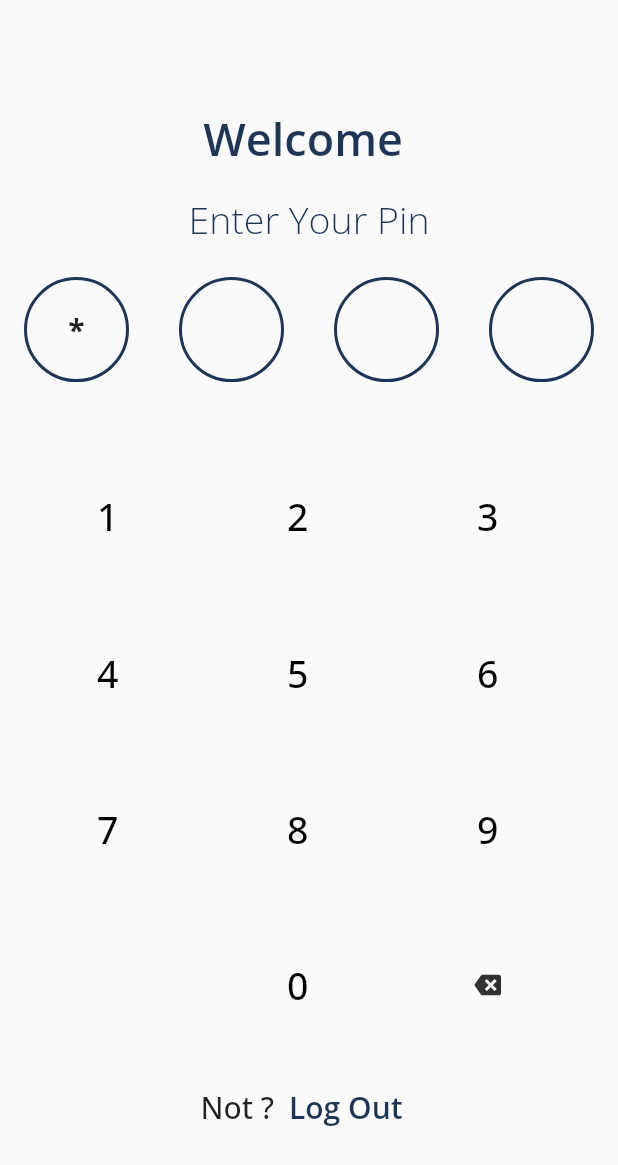
After one commit to israelglory/Simplifi, a Flutter app: the ReAuthView screen opened by its route, after a tap on an icon or button, on a phone screen of 412 x 824 dp. The commit adds this screen. Shown: the top 1165 px of the screen. Run offline on Flutter 3.47's test engine with Material 2 defaults, Android fonts, the phone set to English and light mode, and no system bars; drawn by our look-alikes of pin_code_fields; our stand-ins replace cached_network_image, cloud_firestore, device_preview, firebase_auth, firebase_core, flutter_svg and 3 more; missing offline and left inert: ezanimation; accounts and stored records are empty; statements that could not run were skipped.

Commit message:
reAuthenticating user

```diff
--- /dev/null
+++ b/lib/features/re_auth/re_auth_controller.dart
@@ -0,0 +1,70 @@
+import 'package:simplifi/models/user/user_model.dart';
+import 'package:simplifi/routes/exports.dart';
+import 'package:simplifi/services/user_service/user_auth.dart';
+
+class ReAuthController extends GetxController {
+  TextEditingController pinController = TextEditingController();
+  UserAuth userAuth = UserAuth();
+  UserModel userData = UserModel();
+
+  @override
+  void onInit() async {
+    await finalUserData();
+    update();
+    super.onInit();
+  }
+
+  Future<void> finalUserData() async {
+    final userinfo = await userAuth.getUserData();
+    print(userinfo);
+
+    userData = UserModel(
+      accountNumber: userinfo['accountNumber'],
+      avatar: userinfo['avatar'],
+      email: userinfo['email'],
+      firstName: userinfo['firstName'],
+      lastName: userinfo['lastName'],
+      passWord: userinfo['passWord'],
+      pin: userinfo['pin'],
+      userName: userinfo['userName'],
+    );
+    update();
+  }
+
+  void onCompleted(String pin) {
+    if (userData.pin != pin) {
+      Get.snackbar(
+        "Error",
+        'Incorrect Pin',
+        colorText: Colors.white,
+        dismissDirection: DismissDirection.horizontal,
+        backgroundColor: AppColors.appRed,
+        snackPosition: SnackPosition.TOP,
+      );
+      pinController.clear();
+      update();
+    } else {
+      Get.offAndToNamed(RoutesClass.getBottomNavHomeRoute());
+    }
+  }
+
+  void onButtonClick(String number) {
+    print('clicked');
+    pinController.text += number;
+    pinController.selection = TextSelection.fromPosition(
+        TextPosition(offset: pinController.text.length));
+    update();
+  }
+
+  void onBackspace() {
+    if (pinController.text.isNotEmpty) {
+      pinController.text =
+          pinController.text.substring(0, pinController.text.length - 1);
+    }
+  }
+
+  void logOut() async {
+    await userAuth.logOut();
+    Get.toNamed(RoutesClass.getLoginRoute());
+  }
+}
--- /dev/null
+++ b/lib/features/re_auth/re_auth_view.dart
@@ -0,0 +1,219 @@
+import 'package:pin_code_fields/pin_code_fields.dart';
+import 'package:simplifi/components/screen_button.dart';
+import 'package:simplifi/features/re_auth/re_auth_controller.dart';
+import 'package:simplifi/routes/exports.dart';
+
+class ReAuthView extends StatelessWidget {
+  const ReAuthView({Key? key}) : super(key: key);
+
+  @override
+  Widget build(BuildContext context) {
+    return GetBuilder<ReAuthController>(
+      init: ReAuthController(),
+      builder: (controller) {
+        return Scaffold(
+            body: SafeArea(
+          top: true,
+          child: Column(
+            crossAxisAlignment: CrossAxisAlignment.center,
+            mainAxisAlignment: MainAxisAlignment.center,
+            //mainAxisSize: MainAxisSize.min,
+            children: [
+              AppText(
+                'Welcome ${controller.userData.firstName}',
+                size: 30,
+                alignment: TextAlign.left,
+                maxLines: 2,
+                color: AppColors.primaryColor,
+                overflow: TextOverflow.ellipsis,
+                fontWeight: FontWeight.w600,
+              ),
+              SizedBox(
+                height: MediaQuery.of(context).size.height * 0.02,
+              ),
+              AppText(
+                'Enter Your Pin',
+                size: 25,
+                alignment: TextAlign.left,
+                maxLines: 2,
+                color: AppColors.primaryColor,
+                overflow: TextOverflow.ellipsis,
+                fontWeight: FontWeight.w300,
+              ),
+              SizedBox(
+                height: MediaQuery.of(context).size.height * 0.02,
+              ),
+              Padding(
+                padding: const EdgeInsets.only(left: 16.0, right: 16.0),
+                child: PinCodeTextField(
+                  appContext: context,
+                  length: 4,
+                  obscuringCharacter: '*',
+                  obscureText: true,
+                  keyboardType: TextInputType.none,
+                  cursorColor: AppColors.primaryColor,
+                  onChanged: (val) {
+                    if (val.length == 4) {
+                      print('Completed');
+                      print(val);
+                      print(controller.pinController.text);
+                      controller.onCompleted(val);
+                      controller.pinController.clear();
+                    }
+                  },
+                  enableActiveFill: false,
+                  controller: controller.pinController,
+                  pinTheme: PinTheme(
+                    shape: PinCodeFieldShape.circle,
+                    borderRadius: BorderRadius.circular(5),
+                    fieldHeight: 80,
+                    fieldWidth: 70,
+                    disabledColor: AppColors.primaryColor,
+                    //inactiveFillColor: AppColors.primaryColor,
+                    borderWidth: 2,
+                    inactiveColor: AppColors.primaryColor,
+                    activeColor: AppColors.primaryColor,
+                    //selectedFillColor: AppColors.primaryColor,
+                    //activeFillColor: AppColors.primaryColor,
+                    selectedColor: AppColors.primaryColor,
+                  ),
+                ),
+              ),
+              SizedBox(
+                height: MediaQuery.of(context).size.height * 0.02,
+              ),
+              Row(
+                crossAxisAlignment: CrossAxisAlignment.start,
+                mainAxisAlignment: MainAxisAlignment.spaceBetween,
+                mainAxisSize: MainAxisSize.max,
+                children: [
+                  Container(
+                    padding: const EdgeInsets.only(
+                      left: 16.0,
+                      right: 16.0,
+                    ),
+                    width: MediaQuery.of(context).size.width * 1,
+                    child: Table(
+                      children: [
+                        TableRow(
+                          children: [
+                            ScreenButton(
+                              onPressed: () {
+                                controller.onButtonClick('1');
+                              },
+                              digit: '1',
+                            ),
+                            ScreenButton(
+                              onPressed: () {
+                                controller.onButtonClick('2');
+                              },
+                              digit: '2',
+                            ),
+                            ScreenButton(
+                              onPressed: () {
+                                controller.onButtonClick('3');
+                              },
+                              digit: '3',
+                            ),
+                          ],
+                        ),
+                        TableRow(
+                          children: [
+                            ScreenButton(
+                              onPressed: () {
+                                controller.onButtonClick('4');
+                              },
+                              digit: '4',
+                            ),
+                            ScreenButton(
+                              onPressed: () {
+                                controller.onButtonClick('5');
+                              },
+                              digit: '5',
+                            ),
+                            ScreenButton(
+                              onPressed: () {
+                                controller.onButtonClick('6');
+                              },
+                              digit: '6',
+                            ),
+                          ],
+                        ),
+                        TableRow(
+                          children: [
+                            ScreenButton(
+                              onPressed: () {
+                                controller.onButtonClick('7');
+                              },
+                              digit: '7',
+                            ),
+                            ScreenButton(
+                              onPressed: () {
+                                controller.onButtonClick('8');
+                              },
+                              digit: '8',
+                            ),
+                            ScreenButton(
+                              onPressed: () {
+                                controller.onButtonClick('9');
+                              },
+                              digit: '9',
+                            ),
+                          ],
+                        ),
+                        TableRow(
+                          children: [
+                            const EmptyScreenButton(),
+                            ScreenButton(
+                              onPressed: () {
+                                controller.onButtonClick('0');
+                              },
+                              digit: '0',
+                            ),
+                            BackSpaceButton(
+                              onPressed: () {
+                                controller.onBackspace();
+                              },
+                            ),
+                          ],
+                        ),
+                      ],
+                    ),
+                  ),
+                ],
+              ),
+              SizedBox(
+                height: MediaQuery.of(context).size.height * 0.02,
+              ),
+              Row(
+                crossAxisAlignment: CrossAxisAlignment.center,
+                mainAxisAlignment: MainAxisAlignment.center,
+                children: [
+                  AppText(
+                    'Not ${controller.userData.firstName}?',
+                    size: 20,
+                    fontWeight: FontWeight.w500,
+                  ),
+                  InkWell(
+                    onTap: () {
+                      controller.logOut();
+                    },
+                    child: Padding(
+                      padding: const EdgeInsets.only(left: 10.0, right: 10.0),
+                      child: AppText(
+                        'Log Out',
+                        size: 20,
+                        color: AppColors.primaryColor,
+                        fontWeight: FontWeight.w600,
+                      ),
+                    ),
+                  ),
+                ],
+              ),
+            ],
+          ),
+        ));
+      },
+    );
+  }
+}
--- /dev/null
+++ b/lib/models/user/user_model.dart
@@ -0,0 +1,35 @@
+import 'package:simplifi/routes/exports.dart';
+
+class UserModel {
+  final String? firstName;
+  final String? lastName;
+  final String? pin;
+  final String? accountNumber;
+  final String? email;
+  final String? userName;
+  final String? passWord;
+  final String? avatar;
+
+  UserModel(
+      {this.firstName,
+      this.lastName,
+      this.pin,
+      this.accountNumber,
+      this.email,
+      this.userName,
+      this.passWord,
+      this.avatar});
+
+  factory UserModel.fromFirestore(DocumentSnapshot map) {
+    return UserModel(
+      accountNumber: map['accountNumber'],
+      avatar: map['avatar'],
+      email: map['email'],
+      firstName: map['firstName'],
+      lastName: map['lastName'],
+      passWord: map['passWord'],
+      pin: map['pin'],
+      userName: map['userName'],
+    );
+  }
+}
--- a/lib/onboarding/login/login_controller.dart
+++ b/lib/onboarding/login/login_controller.dart
@@ -28,7 +28,7 @@ class LoginController extends GetxController {
           'Email Cannot be empty',
           dismissDirection: DismissDirection.horizontal,
           colorText: Colors.white,
-          backgroundColor: Colors.red,
+          backgroundColor: AppColors.appRed,
           snackPosition: SnackPosition.TOP,
         );
       } else if (passController.text.isEmpty) {
@@ -37,7 +37,7 @@ class LoginController extends GetxController {
           'Password Cannot be empty',
           dismissDirection: DismissDirection.horizontal,
           colorText: Colors.white,
-          backgroundColor: Colors.red,
+          backgroundColor: AppColors.appRed,
           snackPosition: SnackPosition.TOP,
         );
       } else {
@@ -59,7 +59,7 @@ class LoginController extends GetxController {
         e.message!,
         colorText: Colors.white,
         dismissDirection: DismissDirection.horizontal,
-        backgroundColor: Colors.red,
+        backgroundColor: AppColors.appRed,
         snackPosition: SnackPosition.TOP,
       );
     }
--- a/lib/routes/routes.dart
+++ b/lib/routes/routes.dart
@@ -1,5 +1,6 @@
 import 'package:simplifi/features/pin/create_pin/create_pin_view.dart';
 import 'package:simplifi/features/pin/update_pin/update_pin_view.dart';
+import 'package:simplifi/features/re_auth/re_auth_view.dart';
 import 'package:simplifi/features/recharge_airtme/airtime_auth_pin/input_airtime_pin_view.dart';
 import 'package:simplifi/features/recharge_airtme/processing_airtime/processing_airtime_view.dart';
 import 'package:simplifi/features/recharge_airtme/receipt/airtime_receipt_view.dart';
@@ -26,6 +27,7 @@ class RoutesClass {
   // Authentication Routes
   static const String registerAccount = '/auth/register';
   static const String loginAccount = '/auth/login';
+  static const String reAuth = '/auth/reAuth';
 
   //home
   static const String home = '/home';
@@ -51,6 +53,7 @@ class RoutesClass {
   // Authentication Routes
   static String getRegisterRoute() => registerAccount;
   static String getLoginRoute() => loginAccount;
+  static String getReAuthRoute() => reAuth;
 
   //Splash Screen
   static String getSplashScreenRoute() => splashScreen;
@@ -88,6 +91,13 @@ class RoutesClass {
     GetPage(
       name: getLoginRoute(),
       page: () => const LoginView(),
+      transition: Transition.fadeIn,
+      transitionDuration: const Duration(seconds: 0, milliseconds: 400),
+      curve: Curves.fastOutSlowIn,
+    ),
+    GetPage(
+      name: getReAuthRoute(),
+      page: () => const ReAuthView(),
       transition: Transition.fadeIn,
       transitionDuration: const Duration(seconds: 0, milliseconds: 400),
       curve: Curves.fastOutSlowIn,
--- a/lib/services/user_service/user_auth.dart
+++ b/lib/services/user_service/user_auth.dart
@@ -1,5 +1,6 @@
 import 'dart:math' as math;
 
+import 'package:simplifi/models/user/user_model.dart';
 import 'package:simplifi/routes/exports.dart';
 
 class UserAuth {
@@ -63,4 +64,40 @@ class UserAuth {
     }
     return next.toInt();
   }
+
+  Future<UserModel> userData() async {
+    final userinfo = await getUserData();
+
+    final user = UserModel(
+      accountNumber: userinfo['accountNumber'],
+      avatar: userinfo['avatar'],
+      email: userinfo['email'],
+      firstName: userinfo['firstName'],
+      lastName: userinfo['lastName'],
+      passWord: userinfo['passWord'],
+      pin: userinfo['pin'],
+      userName: userinfo['userName'],
+    );
+    return user;
+  }
+
+  Future<void> logOut() async {
+    await FirebaseAuth.instance.signOut();
+  }
+
+  /// We can get user data through this function
+  Future getUserData() async {
+    final docRef = FirebaseFirestore.instance
+        .collection('users')
+        .doc(FirebaseAuth.instance.currentUser!.uid);
+
+    final userData = docRef.get().then(
+      (DocumentSnapshot doc) {
+        final data = doc.data();
+        return data;
+      },
+      onError: (e) => print("Error getting document: $e"),
+    );
+    return userData;
+  }
 }
--- a/lib/splash/splash_screen_controller.dart
+++ b/lib/splash/splash_screen_controller.dart
@@ -23,7 +23,7 @@ class SplashScreenController extends GetxController {
     );
 
     if (user != null) {
-      Get.offAndToNamed(RoutesClass.getBottomNavHomeRoute());
+      Get.offAndToNamed(RoutesClass.getReAuthRoute());
     } else {
       Get.offAndToNamed(RoutesClass.getIntroScreenRoute());
     }
```
Also changed, not shown: lib/features/simplifi/tabs/home/home_tab_controller.dart (+28 -1 lines), lib/onboarding/login/login_view.dart (+11 -5 lines), lib/onboarding/sign_up/sign_up_view.dart (+11 -5 lines).
